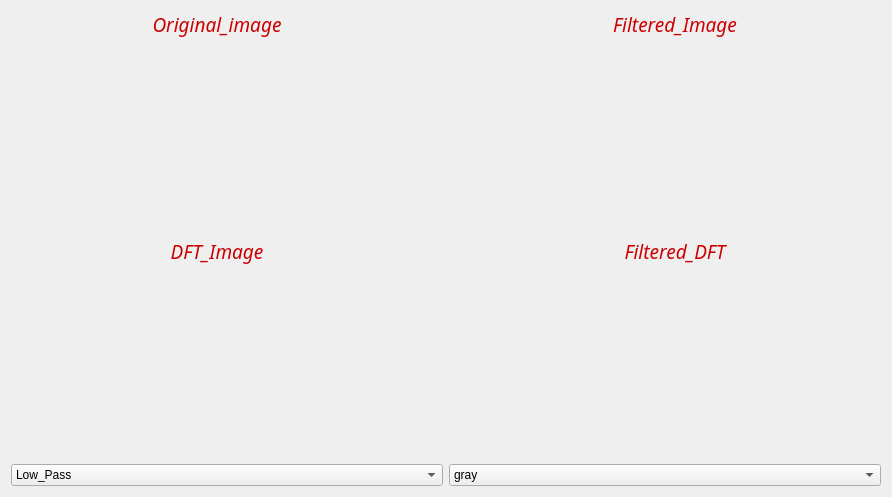
The window that src/ui/filtering_studio.ui (Omarmansour557/Histogram-Equalization) describes before a commit, drawn with Qt 5.
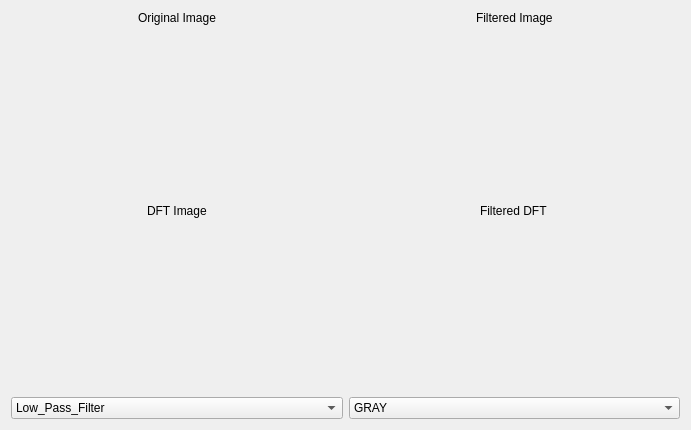
The same window after the commit.

The edit to the form file:
```diff
--- a/src/ui/filtering_studio.ui
+++ b/src/ui/filtering_studio.ui
@@ -6,81 +6,30 @@
    <rect>
     <x>0</x>
     <y>0</y>
-    <width>892</width>
-    <height>497</height>
+    <width>691</width>
+    <height>430</height>
    </rect>
   </property>
   <property name="windowTitle">
    <string>Form</string>
   </property>
-  <layout class="QGridLayout" name="gridLayout_2">
-   <item row="1" column="0" colspan="2">
-    <layout class="QGridLayout" name="gridLayout" rowstretch="1,20,1,20" columnstretch="20,0,20">
-     <item row="2" column="0">
-      <widget class="QLabel" name="label_3">
-       <property name="font">
-        <font>
-         <family>Ubuntu Condensed</family>
-         <pointsize>14</pointsize>
-         <weight>9</weight>
-         <italic>true</italic>
-         <bold>false</bold>
-        </font>
-       </property>
-       <property name="styleSheet">
-        <string notr="true">color: rgb(204, 0, 0);
-font: 75 italic 14pt &quot;Ubuntu Condensed&quot;;</string>
-       </property>
-       <property name="text">
-        <string>DFT_Image</string>
-       </property>
-       <property name="alignment">
-        <set>Qt::AlignCenter</set>
-       </property>
-      </widget>
-     </item>
-     <item row="0" column="2">
-      <widget class="QLabel" name="label">
-       <property name="font">
-        <font>
-         <family>Ubuntu Condensed</family>
-         <pointsize>14</pointsize>
-         <weight>9</weight>
-         <italic>true</italic>
-         <bold>false</bold>
-        </font>
-       </property>
-       <property name="styleSheet">
-        <string notr="true">color: rgb(204, 0, 0);
-font: 75 italic 14pt &quot;Ubuntu Condensed&quot;;</string>
-       </property>
-       <property name="text">
-        <string>Filtered_Image</string>
-       </property>
-       <property name="alignment">
-        <set>Qt::AlignCenter</set>
-       </property>
-      </widget>
-     </item>
-     <item row="3" column="0">
-      <layout class="QVBoxLayout" name="dft_layout">
+  <layout class="QVBoxLayout" name="verticalLayout_4">
        <item>
-        <spacer name="verticalSpacer_2">
-         <property name="orientation">
-          <enum>Qt::Vertical</enum>
-         </property>
-         <property name="sizeHint" stdset="0">
-          <size>
-           <width>20</width>
-           <height>40</height>
-          </size>
-         </property>
-        </spacer>
-       </item>
-      </layout>
-     </item>
-     <item row="1" column="0">
+    <layout class="QVBoxLayout" name="verticalLayout">
+     <item>
+      <layout class="QHBoxLayout" name="horizontalLayout_4">
+       <item>
       <layout class="QVBoxLayout" name="image_layout">
+         <item alignment="Qt::AlignHCenter">
+          <widget class="QLabel" name="label_2">
+           <property name="styleSheet">
+            <string notr="true">font: 75 italic 12pt &quot;Ubuntu Condensed&quot;;</string>
+           </property>
+           <property name="text">
+            <string>Original Image</string>
+           </property>
+          </widget>
+         </item>
        <item>
         <spacer name="verticalSpacer">
          <property name="orientation">
@@ -96,8 +45,18 @@
        </item>
       </layout>
      </item>
-     <item row="1" column="2">
+       <item>
       <layout class="QVBoxLayout" name="filtered_layout">
+         <item alignment="Qt::AlignHCenter">
+          <widget class="QLabel" name="label">
+           <property name="styleSheet">
+            <string notr="true">font: 75 italic 12pt &quot;Ubuntu Condensed&quot;;</string>
+           </property>
+           <property name="text">
+            <string>Filtered Image</string>
+           </property>
+          </widget>
+         </item>
        <item>
         <spacer name="verticalSpacer_3">
          <property name="orientation">
@@ -113,67 +72,49 @@
        </item>
       </layout>
      </item>
-     <item row="1" column="1">
-      <spacer name="horizontalSpacer">
+      </layout>
+     </item>
+     <item>
+      <layout class="QHBoxLayout" name="horizontalLayout">
+       <item>
+        <layout class="QVBoxLayout" name="dft_layout">
+         <item alignment="Qt::AlignHCenter">
+          <widget class="QLabel" name="label_4">
+           <property name="styleSheet">
+            <string notr="true">font: 75 italic 12pt &quot;Ubuntu Condensed&quot;;</string>
+           </property>
+           <property name="text">
+            <string>DFT Image</string>
+           </property>
+          </widget>
+         </item>
+         <item>
+          <spacer name="verticalSpacer_2">
        <property name="orientation">
-        <enum>Qt::Horizontal</enum>
+            <enum>Qt::Vertical</enum>
        </property>
        <property name="sizeHint" stdset="0">
         <size>
-         <width>40</width>
-         <height>20</height>
+             <width>20</width>
+             <height>40</height>
         </size>
        </property>
       </spacer>
      </item>
-     <item row="0" column="0">
-      <widget class="QLabel" name="Original_image">
-       <property name="font">
-        <font>
-         <family>Ubuntu Condensed</family>
-         <pointsize>14</pointsize>
-         <weight>9</weight>
-         <italic>true</italic>
-         <bold>false</bold>
-        </font>
-       </property>
-       <property name="styleSheet">
-        <string notr="true">color: rgb(204, 0, 0);
-font: 75 italic 14pt &quot;Ubuntu Condensed&quot;;</string>
-       </property>
-       <property name="text">
-        <string>Original_image</string>
-       </property>
-       <property name="alignment">
-        <set>Qt::AlignCenter</set>
-       </property>
-      </widget>
-     </item>
-     <item row="2" column="2">
-      <widget class="QLabel" name="label_7">
-       <property name="font">
-        <font>
-         <family>Ubuntu Condensed</family>
-         <pointsize>14</pointsize>
-         <weight>9</weight>
-         <italic>true</italic>
-         <bold>false</bold>
-        </font>
-       </property>
-       <property name="styleSheet">
-        <string notr="true">color: rgb(204, 0, 0);
-font: 75 italic 14pt &quot;Ubuntu Condensed&quot;;</string>
-       </property>
-       <property name="text">
-        <string>Filtered_DFT</string>
-       </property>
-       <property name="alignment">
-        <set>Qt::AlignCenter</set>
-       </property>
-      </widget>
-     </item>
-     <item row="3" column="2">
+        </layout>
+       </item>
+       <item>
       <layout class="QVBoxLayout" name="filtered_dft_layout">
+         <item alignment="Qt::AlignHCenter">
+          <widget class="QLabel" name="label_3">
+           <property name="styleSheet">
+            <string notr="true">font: 75 italic 12pt &quot;Ubuntu Condensed&quot;;</string>
+           </property>
+           <property name="text">
+            <string>Filtered DFT</string>
+           </property>
+          </widget>
+         </item>
        <item>
         <spacer name="verticalSpacer_4">
          <property name="orientation">
@@ -191,32 +132,13 @@
      </item>
     </layout>
    </item>
-   <item row="2" column="0">
+     <item>
+      <layout class="QHBoxLayout" name="horizontalLayout_3">
+       <item>
     <widget class="QComboBox" name="filters_list">
-     <property name="enabled">
-      <bool>true</bool>
-     </property>
-     <property name="minimumSize">
-      <size>
-       <width>200</width>
-       <height>0</height>
-      </size>
-     </property>
-     <property name="tabletTracking">
-      <bool>false</bool>
-     </property>
-     <property name="toolTip">
-      <string/>
-     </property>
-     <property name="currentIndex">
-      <number>0</number>
-     </property>
-     <property name="insertPolicy">
-      <enum>QComboBox::InsertAtBottom</enum>
-     </property>
      <item>
       <property name="text">
-       <string>Low_Pass</string>
+           <string>Low_Pass_Filter</string>
       </property>
      </item>
      <item>
@@ -236,11 +158,11 @@
      </item>
     </widget>
    </item>
-   <item row="2" column="1">
+       <item>
     <widget class="QComboBox" name="modes_list">
      <item>
       <property name="text">
-       <string>gray</string>
+           <string>GRAY</string>
       </property>
      </item>
      <item>
@@ -249,6 +171,10 @@
       </property>
      </item>
     </widget>
+       </item>
+      </layout>
+     </item>
+    </layout>
    </item>
   </layout>
  </widget>
```
Left out of the diff: 6 changed lines with no effect on the pictures. Lines whose indentation alone changed are shown as unchanged.
